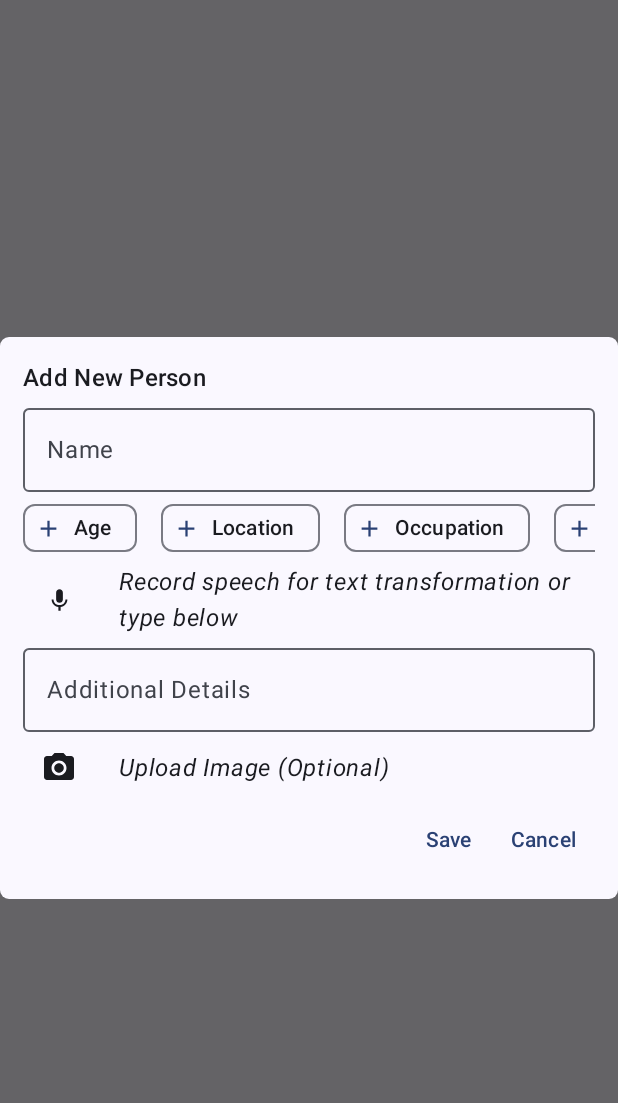
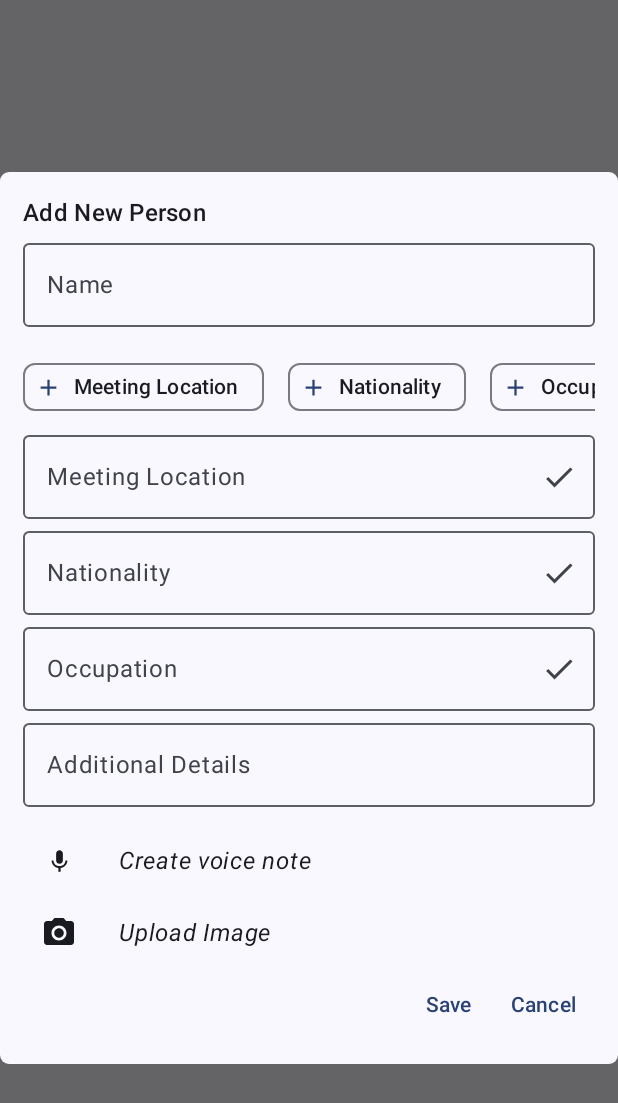
Before and after one commit to miltonvento/Connect-Mobile-App, an Android app built with Jetpack Compose: the composable NewPersonDialog shown on its own in the app's theme, after a tap on "Occupation", on a phone screen of 412 x 824 dp. Shown: the top 1103 px of the screen. Run offline under Robolectric (Android 15) with nearby library versions, the phone set to English and light mode, and no system bars; our stand-ins replace Dagger/Hilt's generated code; 2 other taps on this screen came first.

Commit message:
Adds chips for adding new person details - not dynamic

```diff
--- a/app/src/main/java/hu/ait/connect/ui/screen/HomeScreen.kt
+++ b/app/src/main/java/hu/ait/connect/ui/screen/HomeScreen.kt
@@ -11,6 +11,7 @@ import androidx.compose.foundation.layout.Row
 import androidx.compose.foundation.layout.Spacer
 import androidx.compose.foundation.layout.fillMaxSize
 import androidx.compose.foundation.layout.fillMaxWidth
+import androidx.compose.foundation.layout.height
 import androidx.compose.foundation.layout.padding
 import androidx.compose.foundation.layout.size
 import androidx.compose.foundation.layout.width
@@ -54,13 +55,18 @@ import hu.ait.connect.data.Person
 import androidx.compose.foundation.lazy.items
 import androidx.compose.foundation.rememberScrollState
 import androidx.compose.material.icons.filled.CameraAlt
+import androidx.compose.material.icons.filled.Check
+import androidx.compose.material.icons.filled.Edit
 import androidx.compose.material.icons.filled.Stop
 import androidx.compose.material3.AssistChip
 import androidx.compose.material3.AssistChipDefaults
 import androidx.compose.material3.Button
 import androidx.compose.material3.ButtonDefaults
 import androidx.compose.material3.IconToggleButton
+import androidx.compose.material3.MaterialTheme.colorScheme
 import androidx.compose.material3.OutlinedButton
+import androidx.compose.runtime.mutableStateListOf
+import androidx.compose.runtime.mutableStateMapOf
 import androidx.compose.ui.text.font.FontStyle
 
 @OptIn(ExperimentalMaterial3Api::class)
@@ -148,6 +154,17 @@ fun NewPersonDialog(
     var additionalDetails by remember { mutableStateOf("") }
     var recordButtonChecked by remember { mutableStateOf(false) }
     val scrollState = rememberScrollState()
+    val scrollStateChips = rememberScrollState()
+
+    var showLocationTextInput by remember { mutableStateOf(false) }
+    var showNationalityTextInput by remember { mutableStateOf(false) }
+    var showOccupationTextInput by remember { mutableStateOf(false) }
+    var location by remember { mutableStateOf("") }
+    var nationality by remember { mutableStateOf("") }
+    var occupation by remember { mutableStateOf("") }
+    var showLocationText by remember { mutableStateOf(false) }
+    var showNationalityText by remember { mutableStateOf(false) }
+    var showOccupationText by remember { mutableStateOf(false) }
 
     Dialog(onDismissRequest = {
         onCancel()
@@ -170,49 +187,38 @@ fun NewPersonDialog(
                     label = { Text("Name")},
                     value = "$personName",
                     onValueChange = { personName = it },
-//                    isError = personName.isBlank(),
-//                    supportingText = {
-//                        if (personName.isBlank()) {
-//                            Text(text = "name required!", color = Color.Red)
-//                        }
-//                    }
                 )
-
-                Spacer(modifier = Modifier.width(16.dp))
+                Spacer(modifier = Modifier.height(16.dp))
 
                 Row(
-                    modifier = Modifier.horizontalScroll(scrollState),
-                    horizontalArrangement = Arrangement.SpaceAround
+                    modifier = Modifier.horizontalScroll(scrollState)
                 ){
                     AssistChip(
-                        onClick = { Log.d("Assist chip", "add age") },
-                        label = { Text("Age") },
+                        onClick = { showLocationTextInput = true },
+                        label = { Text("Meeting Location") },
                         leadingIcon = {
                             Icon(
                                 Icons.Filled.Add,
-                                contentDescription = "Add Age",
+                                contentDescription = "Add Meeting Location",
                                 Modifier.size(AssistChipDefaults.IconSize)
                             )
                         }
                     )
                     Spacer(modifier = Modifier.width(16.dp))
-
                     AssistChip(
-                        onClick = { Log.d("Assist chip", "add location") },
-                        label = { Text("Location") },
+                        onClick = { showNationalityTextInput = true },
+                        label = { Text("Nationality") },
                         leadingIcon = {
                             Icon(
                                 Icons.Filled.Add,
-                                contentDescription = "Add Location",
+                                contentDescription = "Add Nationality",
                                 Modifier.size(AssistChipDefaults.IconSize)
                             )
                         }
                     )
-
                     Spacer(modifier = Modifier.width(16.dp))
-
                     AssistChip(
-                        onClick = { Log.d("Assist chip", "add occupation") },
+                        onClick = { showOccupationTextInput = true },
                         label = { Text("Occupation") },
                         leadingIcon = {
                             Icon(
@@ -222,67 +228,104 @@ fun NewPersonDialog(
                             )
                         }
                     )
+                }
 
-                    Spacer(modifier = Modifier.width(16.dp))
-
-                    AssistChip(
-                        onClick = { Log.d("Assist chip", "Add Place of Work/Study") },
-                        label = { Text("Place of work/study") },
-                        leadingIcon = {
-                            Icon(
-                                Icons.Filled.Add,
-                                contentDescription = "Add Place of Work/Study",
-                                Modifier.size(AssistChipDefaults.IconSize)
-                            )
+                if (showLocationTextInput) {
+                    OutlinedTextField(
+                        modifier = Modifier.fillMaxWidth(),
+                        label = { Text("Meeting Location")},
+                        value = "$location",
+                        onValueChange = { location = it },
+                        trailingIcon = {
+                            IconButton(onClick = {
+                                showLocationText = true
+                                showLocationTextInput = false
+                            }) {
+                                Icon(Icons.Default.Check, contentDescription = "Save")
+                            }
                         }
                     )
+                }
 
-                    Spacer(modifier = Modifier.width(16.dp))
-
-                    AssistChip(
-                        onClick = { Log.d("Assist chip", "Add Stature") },
-                        label = { Text("Stature") },
-                        leadingIcon = {
-                            Icon(
-                                Icons.Filled.Add,
-                                contentDescription = "Add Stature",
-                                Modifier.size(AssistChipDefaults.IconSize)
-                            )
+                if (showNationalityTextInput) {
+                    OutlinedTextField(
+                        modifier = Modifier.fillMaxWidth(),
+                        label = { Text("Nationality")},
+                        value = "$nationality",
+                        onValueChange = { nationality = it },
+                        trailingIcon = {
+                            IconButton(onClick = {
+                                showNationalityText = true
+                                showNationalityTextInput = false
+                            }) {
+                                Icon(Icons.Default.Check, contentDescription = "Save")
+                            }
                         }
                     )
+                }
 
-                    Spacer(modifier = Modifier.width(16.dp))
-
-                    AssistChip(
-                        onClick = { Log.d("Assist chip", "Add Nationality") },
-                        label = { Text("Nationality") },
-                        leadingIcon = {
-                            Icon(
-                                Icons.Filled.Add,
-                                contentDescription = "Add Nationality",
-                                Modifier.size(AssistChipDefaults.IconSize)
-                            )
+                if (showOccupationTextInput) {
+                    OutlinedTextField(
+                        modifier = Modifier.fillMaxWidth(),
+                        label = { Text("Occupation")},
+                        value = "$occupation",
+                        onValueChange = { occupation = it },
+                        trailingIcon = {
+                            IconButton(onClick = {
+                                showOccupationText = true
+                                showOccupationTextInput = false
+                            }) {
+                                Icon(Icons.Default.Check, contentDescription = "Save")
+                            }
                         }
                     )
-
-//                    OutlinedButton(
-//                        onClick = {  },
-//                        colors = ButtonDefaults.outlinedButtonColors(contentColor = Color.Red),
-//                        border = BorderStroke(1.dp, Color.Blue)
-//                    ) {
-//                        Icon(
-//                            imageVector = Icons.Filled.Add,
-//                            contentDescription = "Add Nationality",
-//                            modifier = Modifier.size(ButtonDefaults.IconSize)
-//                        )
-//                        Spacer(Modifier.size(ButtonDefaults.IconSpacing))
-//                        Text("Nationality", color = Color.Green)
-//                    }
                 }
 
-                Spacer(modifier = Modifier.width(16.dp))
+                Row(
+                    modifier = Modifier.horizontalScroll(scrollStateChips)
+                ){
+                    if (showLocationText) {
+                        AssistChip(
+                            onClick = { },
+                            label = { Text(location) },
+                            colors = AssistChipDefaults.assistChipColors(containerColor = MaterialTheme.colorScheme.secondaryContainer)
+                        )
+                    }
+                    Spacer(modifier = Modifier.width(16.dp))
+                    if (showNationalityText) {
+                        AssistChip(
+                            onClick = { },
+                            label = { Text(nationality) },
+                            colors = AssistChipDefaults.assistChipColors(containerColor = MaterialTheme.colorScheme.secondaryContainer)
+                        )
+                    }
+                    Spacer(modifier = Modifier.width(16.dp))
+                    if (showOccupationText) {
+                        AssistChip(
+                            onClick = { },
+                            label = { Text(occupation) },
+                            colors = AssistChipDefaults.assistChipColors(containerColor = MaterialTheme.colorScheme.secondaryContainer)
+                        )
+                    }
+                }
 
-                Row(){
+                OutlinedTextField(
+                    modifier = Modifier.fillMaxWidth(),
+                    label = { Text("Additional Details")},
+                    value = "$additionalDetails",
+                    onValueChange = { additionalDetails = it },
+//                    isError = personName.isBlank(),
+//                    supportingText = {
+//                        if (personName.isBlank()) {
+//                            Text(text = "name required!", color = Color.Red)
+//                        }
+//                    }
+                )
+                Spacer(modifier = Modifier.height(12.dp))
+
+                Row( modifier = Modifier.fillMaxWidth(),
+                    verticalAlignment = Alignment.CenterVertically
+                ){
                     IconToggleButton(
                         checked = recordButtonChecked,
                         onCheckedChange = {
@@ -300,28 +343,10 @@ fun NewPersonDialog(
                     Spacer(modifier = Modifier.width(16.dp))
 
                     Text(
-                        text = "Record speech for text transformation or type below",
+                        text = "Create voice note",
                         fontStyle = FontStyle.Italic
                     )
-
                 }
-
-                Spacer(modifier = Modifier.width(16.dp))
-
-                OutlinedTextField(
-                    modifier = Modifier.fillMaxWidth(),
-                    label = { Text("Additional Details")},
-                    value = "$additionalDetails",
-                    onValueChange = { additionalDetails = it },
-//                    isError = personName.isBlank(),
-//                    supportingText = {
-//                        if (personName.isBlank()) {
-//                            Text(text = "name required!", color = Color.Red)
-//                        }
-//                    }
-                )
-
-                Spacer(modifier = Modifier.width(16.dp))
 
                 Row(
                     modifier = Modifier.fillMaxWidth(),
@@ -338,7 +363,7 @@ fun NewPersonDialog(
 
                     Spacer(modifier = Modifier.width(16.dp))
 
-                    Text(text = "Upload Image (Optional)",
+                    Text(text = "Upload Image",
                         fontStyle = FontStyle.Italic)
 
                 }
```
